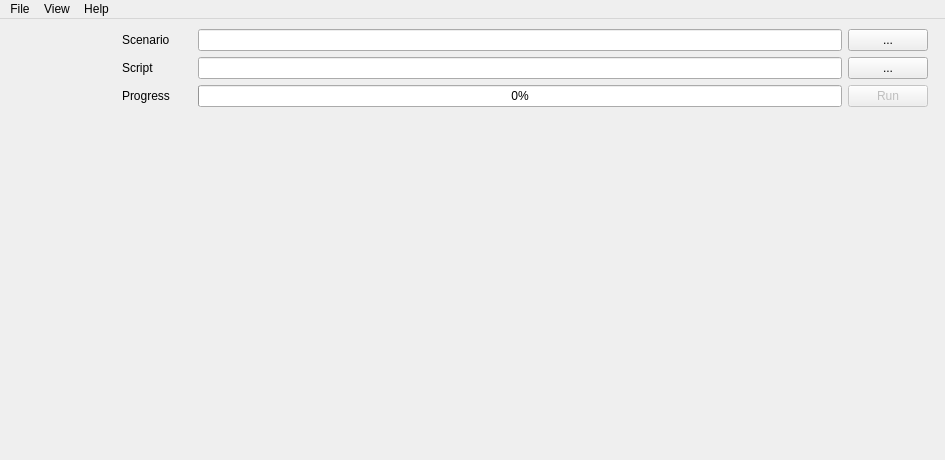
Before: the Qt Designer form src/gui/mainwindow.ui in windy32/algts, drawn with Qt 5.
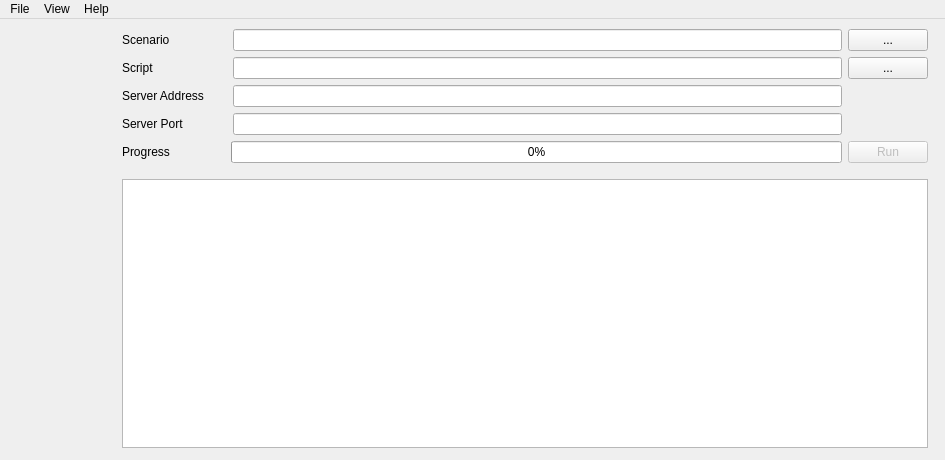
After: the same form once the commit is applied. The open tabs and pages were chosen to show the change. Custom widgets are drawn as their Qt base class.

The edit to the form file:
```diff
--- a/src/gui/mainwindow.ui
+++ b/src/gui/mainwindow.ui
@@ -1925,13 +1925,13 @@
            <widget class="QLabel" name="lblP4Scenario">
             <property name="minimumSize">
              <size>
-              <width>70</width>
+              <width>105</width>
               <height>0</height>
              </size>
             </property>
             <property name="maximumSize">
              <size>
-              <width>70</width>
+              <width>105</width>
               <height>16777215</height>
              </size>
             </property>
@@ -1974,13 +1974,13 @@
            <widget class="QLabel" name="lblP4Script">
             <property name="minimumSize">
              <size>
-              <width>70</width>
+              <width>105</width>
               <height>0</height>
              </size>
             </property>
             <property name="maximumSize">
              <size>
-              <width>70</width>
+              <width>105</width>
               <height>16777215</height>
              </size>
             </property>
@@ -2020,16 +2020,100 @@
         <item>
          <layout class="QHBoxLayout" name="P4Layout3">
           <item>
+           <widget class="QLabel" name="lblP4ServerAddress">
+            <property name="minimumSize">
+             <size>
+              <width>105</width>
+              <height>0</height>
+             </size>
+            </property>
+            <property name="maximumSize">
+             <size>
+              <width>105</width>
+              <height>16777215</height>
+             </size>
+            </property>
+            <property name="text">
+             <string>Server Address</string>
+            </property>
+           </widget>
+          </item>
+          <item>
+           <widget class="QLineEdit" name="txtP4ServerAddress"/>
+          </item>
+          <item>
+           <spacer name="P4Spacer1">
+            <property name="orientation">
+             <enum>Qt::Horizontal</enum>
+            </property>
+            <property name="sizeType">
+             <enum>QSizePolicy::Fixed</enum>
+            </property>
+            <property name="sizeHint" stdset="0">
+             <size>
+              <width>86</width>
+              <height>20</height>
+             </size>
+            </property>
+           </spacer>
+          </item>
+         </layout>
+        </item>
+        <item>
+         <layout class="QHBoxLayout" name="P4Layout4">
+          <item>
+           <widget class="QLabel" name="lblP4ServerPort">
+            <property name="minimumSize">
+             <size>
+              <width>105</width>
+              <height>0</height>
+             </size>
+            </property>
+            <property name="maximumSize">
+             <size>
+              <width>105</width>
+              <height>16777215</height>
+             </size>
+            </property>
+            <property name="text">
+             <string>Server Port</string>
+            </property>
+           </widget>
+          </item>
+          <item>
+           <widget class="QLineEdit" name="txtP4ServerPort"/>
+          </item>
+          <item>
+           <spacer name="P4Spacer2">
+            <property name="orientation">
+             <enum>Qt::Horizontal</enum>
+            </property>
+            <property name="sizeType">
+             <enum>QSizePolicy::Fixed</enum>
+            </property>
+            <property name="sizeHint" stdset="0">
+             <size>
+              <width>86</width>
+              <height>20</height>
+             </size>
+            </property>
+           </spacer>
+          </item>
+         </layout>
+        </item>
+        <item>
+         <layout class="QHBoxLayout" name="P4Layout5">
+          <item>
            <widget class="QLabel" name="lblP4Progress">
             <property name="minimumSize">
              <size>
-              <width>70</width>
+              <width>103</width>
               <height>0</height>
              </size>
             </property>
             <property name="maximumSize">
              <size>
-              <width>70</width>
+              <width>105</width>
               <height>16777215</height>
              </size>
             </property>
@@ -2052,7 +2136,7 @@
             </property>
             <property name="minimumSize">
              <size>
-              <width>80</width>
+              <width>78</width>
               <height>0</height>
              </size>
             </property>
@@ -2074,14 +2158,28 @@
           <property name="orientation">
            <enum>Qt::Vertical</enum>
           </property>
+          <property name="sizeType">
+           <enum>QSizePolicy::Fixed</enum>
+          </property>
           <property name="sizeHint" stdset="0">
            <size>
             <width>20</width>
-            <height>40</height>
+            <height>10</height>
            </size>
           </property>
          </spacer>
         </item>
+        <item>
+         <layout class="QHBoxLayout" name="P4Layout6">
+          <item>
+           <widget class="QTextEdit" name="txtP4Log">
+            <property name="readOnly">
+             <bool>true</bool>
+            </property>
+           </widget>
+          </item>
+         </layout>
+        </item>
        </layout>
       </widget>
       <widget class="QWidget" name="pageViewTests">
```
